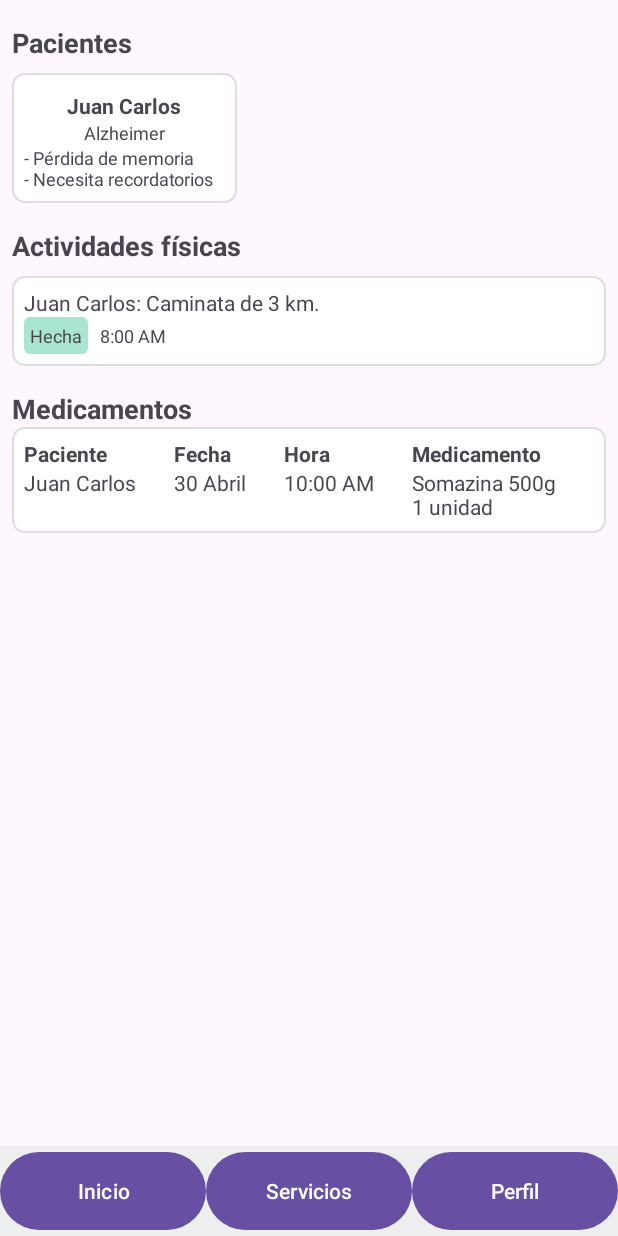
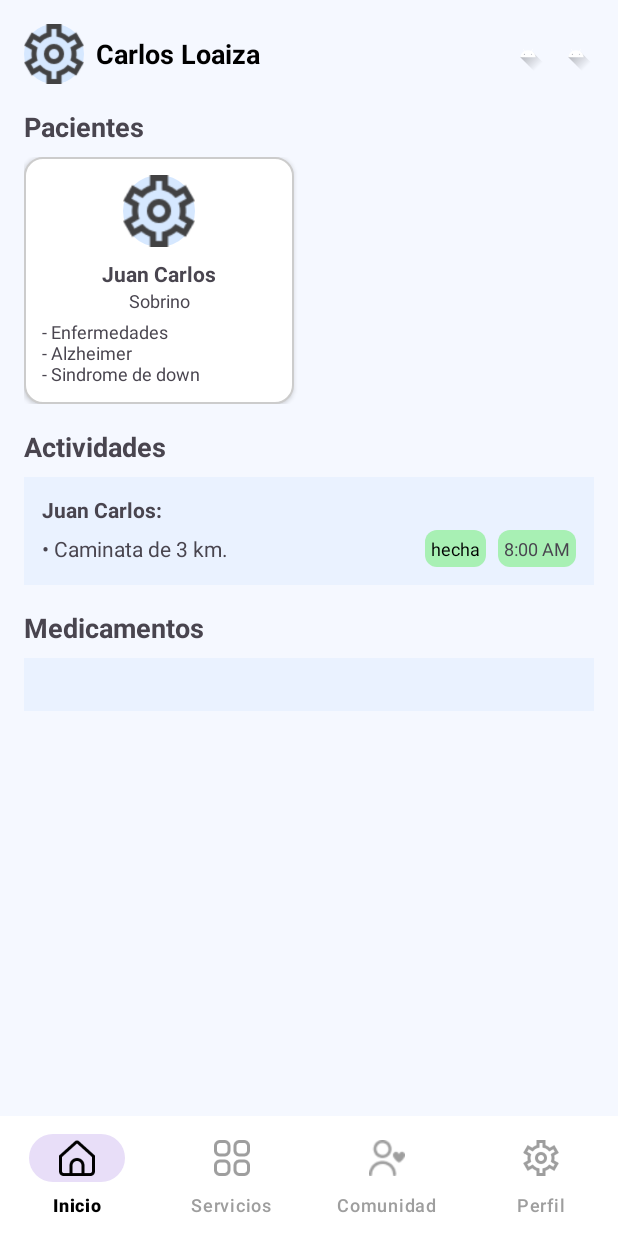
Before and after one commit to Simonghost117/Qfinder_Android, an Android app: the screen it shows after launch (MainActivity), on a phone screen of 412 x 824 dp. Run offline under Robolectric (Android 15) with nearby library versions, the phone set to English and light mode, and no system bars.

Commit message:
Se agrego menu inferior y esquema basico  del dashboard

```diff
--- a/app/src/main/java/com/sena/qfinder/controller/MainActivity.java
+++ b/app/src/main/java/com/sena/qfinder/controller/MainActivity.java
@@ -1,62 +1,55 @@
 package com.sena.qfinder.controller;
 
 import android.os.Bundle;
-import android.view.View;
-import android.widget.Button;
-
-import androidx.activity.EdgeToEdge;
-import androidx.annotation.NonNull;
 import androidx.appcompat.app.AppCompatActivity;
 import androidx.fragment.app.Fragment;
-import androidx.core.graphics.Insets;
-import androidx.core.view.ViewCompat;
-import androidx.core.view.WindowInsetsCompat;
-
+import com.google.android.material.bottomnavigation.BottomNavigationView;
+import com.google.android.material.navigation.NavigationBarView;
 import com.sena.qfinder.R;
 import com.sena.qfinder.ui.home.DashboardFragment;
-// import com.sena.qfinder.ui.home.HomeFragment;
-// import com.sena.qfinder.ui.home.ProfileFragment;
 
 public class MainActivity extends AppCompatActivity {
 
-    private Button btnHome, btnDashboard, btnProfile;
+    private BottomNavigationView bottomNavigation;
 
     @Override
     protected void onCreate(Bundle savedInstanceState) {
         super.onCreate(savedInstanceState);
-        EdgeToEdge.enable(this);
         setContentView(R.layout.activity_main);
 
-        ViewCompat.setOnApplyWindowInsetsListener(findViewById(R.id.main), (v, insets) -> {
-            Insets systemBars = insets.getInsets(WindowInsetsCompat.Type.systemBars());
-            v.setPadding(systemBars.left, systemBars.top, systemBars.right, systemBars.bottom);
-            return insets;
-        });
-
-        btnHome = findViewById(R.id.btn_home);
-        btnDashboard = findViewById(R.id.btn_dashboard);
-        btnProfile = findViewById(R.id.btn_profile);
+        bottomNavigation = findViewById(R.id.bottom_navigation);
+        bottomNavigation.setOnItemSelectedListener(navListener);
 
         // Fragmento inicial
         if (savedInstanceState == null) {
-            loadFragment(new DashboardFragment());
+            getSupportFragmentManager().beginTransaction()
+                    .replace(R.id.fragment_container, new DashboardFragment())
+                    .commit();
         }
-
-        btnHome.setOnClickListener(view -> {
-            // loadFragment(new HomeFragment());
-        });
-
-        btnDashboard.setOnClickListener(view -> loadFragment(new DashboardFragment()));
-
-        btnProfile.setOnClickListener(view -> {
-            // loadFragment(new ProfileFragment());
-        });
     }
 
-    private void loadFragment(@NonNull Fragment fragment) {
-        getSupportFragmentManager()
-                .beginTransaction()
-                .replace(R.id.fragment_container, fragment)
-                .commit();
-    }
+    private final NavigationBarView.OnItemSelectedListener navListener =
+            item -> {
+                Fragment selectedFragment = null;
+                int itemId = item.getItemId();
+
+                if (itemId == R.id.nav_home) {
+                    selectedFragment = new DashboardFragment();
+                }
+                // else if (itemId == R.id.nav_services) {
+                //     selectedFragment = new ServicesFragment();
+                // } else if (itemId == R.id.nav_community) {
+                //     selectedFragment = new CommunityFragment();
+                // } else if (itemId == R.id.nav_profile) {
+                //     selectedFragment = new ProfileFragment();
+                // }
+
+                if (selectedFragment != null) {
+                    getSupportFragmentManager()
+                            .beginTransaction()
+                            .replace(R.id.fragment_container, selectedFragment)
+                            .commit();
+                }
+                return true; // <-- Mover fuera del bloque if
+            }; // <-- Punto y coma correcto aquí
 }
--- a/app/src/main/java/com/sena/qfinder/ui/home/DashboardFragment.java
+++ b/app/src/main/java/com/sena/qfinder/ui/home/DashboardFragment.java
@@ -10,13 +10,12 @@ import com.sena.qfinder.R;
 public class DashboardFragment extends Fragment {
 
     public DashboardFragment() {
-        // Constructor vacío requerido
+        // Required empty public constructor
     }
 
     @Override
     public View onCreateView(LayoutInflater inflater, ViewGroup container,
                              Bundle savedInstanceState) {
-        // Infla el layout
         return inflater.inflate(R.layout.fragment_dashboard, container, false);
     }
 }
--- a/app/src/main/res/drawable/card_background.xml
+++ b/app/src/main/res/drawable/card_background.xml
@@ -1,5 +1,6 @@
 <shape xmlns:android="http://schemas.android.com/apk/res/android">
     <solid android:color="#FFFFFF"/>
-    <corners android:radius="8dp"/>
-    <stroke android:width="1dp" android:color="#DDDDDD"/>
+    <corners android:radius="12dp"/>
+    <padding android:left="8dp" android:top="8dp" android:right="8dp" android:bottom="8dp"/>
+    <stroke android:width="1dp" android:color="#CCCCCC"/>
 </shape>
--- /dev/null
+++ b/app/src/main/res/drawable/circle_bg.xml
@@ -0,0 +1,3 @@
+<shape xmlns:android="http://schemas.android.com/apk/res/android" android:shape="oval">
+    <solid android:color="#D6E8FF"/>
+</shape>
--- /dev/null
+++ b/app/src/main/res/drawable/green_bg.xml
@@ -0,0 +1,4 @@
+<shape xmlns:android="http://schemas.android.com/apk/res/android">
+    <solid android:color="#A8F0B4"/>
+    <corners android:radius="8dp"/>
+</shape>
--- /dev/null
+++ b/app/src/main/res/drawable/nav_item_color.xml
@@ -0,0 +1,8 @@
+<?xml version="1.0" encoding="utf-8"?>
+<selector xmlns:android="http://schemas.android.com/apk/res/android">
+    <item
+        android:color="@color/colorPrimary"
+        android:state_checked="true"/>
+    <item
+        android:color="@color/iconInactive"/>
+</selector>
--- a/app/src/main/res/layout/activity_main.xml
+++ b/app/src/main/res/layout/activity_main.xml
@@ -1,44 +1,29 @@
 <?xml version="1.0" encoding="utf-8"?>
-<LinearLayout xmlns:android="http://schemas.android.com/apk/res/android"
+<LinearLayout
+    xmlns:android="http://schemas.android.com/apk/res/android"
+    xmlns:app="http://schemas.android.com/apk/res-auto"
     android:id="@+id/main"
-    android:orientation="vertical"
     android:layout_width="match_parent"
-    android:layout_height="match_parent">
+    android:layout_height="match_parent"
+    android:orientation="vertical">
 
-    <!-- Contenedor de Fragment -->
+    <!-- Contenedor de Fragments -->
     <FrameLayout
         android:id="@+id/fragment_container"
         android:layout_width="match_parent"
         android:layout_height="0dp"
         android:layout_weight="1"/>
 
-    <!-- Barra inferior personalizada -->
-    <LinearLayout
-        android:orientation="horizontal"
+    <!-- Barra de navegación inferior -->
+    <com.google.android.material.bottomnavigation.BottomNavigationView
+        android:id="@+id/bottom_navigation"
         android:layout_width="match_parent"
-        android:layout_height="60dp"
-        android:background="#EEEEEE">
-
-        <Button
-            android:id="@+id/btn_home"
-            android:layout_weight="1"
-            android:layout_width="0dp"
-            android:layout_height="match_parent"
-            android:text="Inicio"/>
-
-        <Button
-            android:id="@+id/btn_dashboard"
-            android:layout_weight="1"
-            android:layout_width="0dp"
-            android:layout_height="match_parent"
-            android:text="Servicios"/>
-
-        <Button
-            android:id="@+id/btn_profile"
-            android:layout_weight="1"
-            android:layout_width="0dp"
-            android:layout_height="match_parent"
-            android:text="Perfil"/>
-    </LinearLayout>
+        android:layout_height="wrap_content"
+        android:background="#FFFFFF"
+        app:menu="@menu/bottom_nav_menu"
+        app:iconSize="44dp"
+    app:itemIconTint="@drawable/nav_item_color"
+    app:itemTextColor="@drawable/nav_item_color"
+    app:labelVisibilityMode="labeled"/>
 
 </LinearLayout>
--- a/app/src/main/res/layout/fragment_dashboard.xml
+++ b/app/src/main/res/layout/fragment_dashboard.xml
@@ -2,147 +2,203 @@
 <ScrollView xmlns:android="http://schemas.android.com/apk/res/android"
     android:layout_width="match_parent"
     android:layout_height="match_parent"
-    android:padding="8dp">
+    android:background="#F5F8FF"
+    android:padding="16dp">
 
     <LinearLayout
-        android:orientation="vertical"
         android:layout_width="match_parent"
-        android:layout_height="wrap_content">
+        android:layout_height="wrap_content"
+        android:orientation="vertical">
 
-        <!-- Pacientes -->
+        <!-- HEADER -->
+        <LinearLayout
+            android:layout_width="match_parent"
+            android:layout_height="wrap_content"
+            android:orientation="horizontal"
+            android:gravity="center_vertical"
+            android:layout_marginBottom="16dp">
+
+            <ImageView
+                android:layout_width="40dp"
+                android:layout_height="40dp"
+                android:src="@drawable/perfil"
+                android:layout_marginEnd="8dp"
+                android:background="@drawable/circle_bg" />
+
+            <TextView
+                android:layout_width="0dp"
+                android:layout_height="wrap_content"
+                android:layout_weight="1"
+                android:text="Carlos Loaiza"
+                android:textSize="18sp"
+                android:textStyle="bold"
+                android:textColor="#000000"/>
+
+            <ImageView
+                android:layout_width="24dp"
+                android:layout_height="24dp"
+                android:src="@drawable/ic_launcher_foreground"
+                android:layout_marginEnd="8dp"/>
+
+            <ImageView
+                android:layout_width="24dp"
+                android:layout_height="24dp"
+                android:src="@drawable/ic_launcher_foreground"/>
+        </LinearLayout>
+
+        <!-- PACIENTES -->
         <TextView
+            android:layout_width="wrap_content"
+            android:layout_height="wrap_content"
             android:text="Pacientes"
             android:textStyle="bold"
             android:textSize="18sp"
-            android:layout_marginTop="8dp"
-            android:layout_width="wrap_content"
-            android:layout_height="wrap_content"/>
+            android:layout_marginBottom="8dp"/>
 
         <HorizontalScrollView
             android:layout_width="match_parent"
             android:layout_height="wrap_content"
-            android:layout_marginVertical="8dp">
+            android:layout_marginBottom="16dp"
+            android:scrollbars="none">
 
             <LinearLayout
-                android:orientation="horizontal"
                 android:layout_width="wrap_content"
-                android:layout_height="wrap_content">
+                android:layout_height="wrap_content"
+                android:orientation="horizontal">
 
-                <!-- Card Paciente -->
+                <!-- Tarjeta 1 -->
                 <LinearLayout
+                    android:layout_width="180dp"
+                    android:layout_height="wrap_content"
                     android:orientation="vertical"
-                    android:padding="8dp"
+                    android:padding="12dp"
                     android:layout_marginEnd="8dp"
                     android:background="@drawable/card_background"
-                    android:layout_width="150dp"
-                    android:layout_height="wrap_content">
+                    android:elevation="2dp">
 
-<!--                    <ImageView-->
-<!--                        android:src="@drawable/ic_person"-->
-<!--                        android:layout_width="80dp"-->
-<!--                        android:layout_height="80dp"-->
-<!--                        android:layout_gravity="center"/>-->
+                    <ImageView
+                        android:layout_width="48dp"
+                        android:layout_height="48dp"
+                        android:src="@drawable/perfil"
+                        android:layout_gravity="center_horizontal"
+                        android:background="@drawable/circle_bg" />
 
                     <TextView
+                        android:layout_width="match_parent"
+                        android:layout_height="wrap_content"
                         android:text="Juan Carlos"
                         android:textStyle="bold"
-                        android:layout_marginTop="4dp"
                         android:gravity="center"
-                        android:layout_width="match_parent"
-                        android:layout_height="wrap_content"/>
+                        android:layout_marginTop="8dp"/>
 
                     <TextView
-                        android:text="Alzheimer"
-                        android:gravity="center"
+                        android:layout_width="match_parent"
+                        android:layout_height="wrap_content"
+                        android:text="Sobrino"
                         android:textSize="12sp"
-                        android:layout_width="match_parent"
-                        android:layout_height="wrap_content"/>
+                        android:gravity="center"/>
 
                     <TextView
-                        android:text="- Pérdida de memoria\n- Necesita recordatorios"
+                        android:layout_width="match_parent"
+                        android:layout_height="wrap_content"
+                        android:text="- Enfermedades\n- Alzheimer\n- Sindrome de down"
                         android:textSize="12sp"
-                        android:layout_width="match_parent"
-                        android:layout_height="wrap_content"/>
+                        android:layout_marginTop="4dp"/>
                 </LinearLayout>
+
+                <!-- Repite más tarjetas si deseas -->
 
             </LinearLayout>
         </HorizontalScrollView>
 
-        <!-- Actividades físicas -->
+        <!-- ACTIVIDADES -->
         <TextView
-            android:text="Actividades físicas"
+            android:layout_width="wrap_content"
+            android:layout_height="wrap_content"
+            android:text="Actividades"
             android:textStyle="bold"
             android:textSize="18sp"
-            android:layout_marginTop="8dp"
-            android:layout_width="wrap_content"
-            android:layout_height="wrap_content"/>
+            android:layout_marginBottom="8dp"/>
 
         <LinearLayout
+            android:layout_width="match_parent"
+            android:layout_height="wrap_content"
             android:orientation="vertical"
-            android:layout_marginVertical="8dp"
-            android:background="@drawable/card_background"
-            android:padding="8dp"
-            android:layout_width="match_parent"
-            android:layout_height="wrap_content">
+            android:background="#EAF2FF"
+            android:padding="12dp"
+            android:layout_marginBottom="16dp">
 
             <TextView
-                android:text="Juan Carlos: Caminata de 3 km."
                 android:layout_width="wrap_content"
-                android:layout_height="wrap_content"/>
+                android:layout_height="wrap_content"
+                android:text="Juan Carlos:"
+                android:textStyle="bold"/>
 
             <LinearLayout
+                android:layout_width="match_parent"
+                android:layout_height="wrap_content"
                 android:orientation="horizontal"
-                android:layout_width="wrap_content"
-                android:layout_height="wrap_content">
+                android:gravity="center_vertical"
+                android:layout_marginTop="4dp">
 
                 <TextView
-                    android:text="Hecha"
-                    android:background="@drawable/status_background"
+                    android:layout_width="0dp"
+                    android:layout_height="wrap_content"
+                    android:layout_weight="1"
+                    android:text="• Caminata de 3 km."/>
+
+                <TextView
+                    android:layout_width="wrap_content"
+                    android:layout_height="wrap_content"
+                    android:text="hecha"
                     android:padding="4dp"
                     android:textSize="12sp"
-                    android:layout_marginEnd="8dp"
-                    android:layout_width="wrap_content"
-                    android:layout_height="wrap_content"/>
+                    android:background="@drawable/green_bg"
+                    android:textColor="#000000"
+                    android:layout_marginEnd="8dp"/>
 
                 <TextView
+                    android:layout_width="wrap_content"
+                    android:layout_height="wrap_content"
                     android:text="8:00 AM"
-                    android:textSize="12sp"
-                    android:layout_width="wrap_content"
-                    android:layout_height="wrap_content"/>
+                    android:background="@drawable/green_bg"
+                    android:padding="4dp"
+                    android:textSize="12sp"/>
             </LinearLayout>
         </LinearLayout>
 
-        <!-- Medicamentos -->
+        <!-- MEDICAMENTOS -->
         <TextView
+            android:layout_width="wrap_content"
+            android:layout_height="wrap_content"
             android:text="Medicamentos"
             android:textStyle="bold"
             android:textSize="18sp"
-            android:layout_marginTop="8dp"
-            android:layout_width="wrap_content"
-            android:layout_height="wrap_content"/>
+            android:layout_marginBottom="8dp"/>
 
         <TableLayout
             android:layout_width="match_parent"
             android:layout_height="wrap_content"
             android:stretchColumns="*"
-            android:background="@drawable/card_background"
+            android:background="#EAF2FF"
             android:padding="8dp">
 
+<!--            <TableRow>-->
+<!--                <TextView text="Paciente" style="@style/TableHeader"/>-->
+<!--                <TextView text="Fecha" style="@style/TableHeader"/>-->
+<!--                <TextView text="Hora" style="@style/TableHeader"/>-->
+<!--                <TextView text="Medicamento" style="@style/TableHeader"/>-->
+<!--            </TableRow>-->
+
             <TableRow>
-                <TextView android:text="Paciente" android:textStyle="bold"/>
-                <TextView android:text="Fecha" android:textStyle="bold"/>
-                <TextView android:text="Hora" android:textStyle="bold"/>
-                <TextView android:text="Medicamento" android:textStyle="bold"/>
+                <TextView text="Juan Carlos"/>
+                <TextView text="30 abril"/>
+                <TextView text="10:00 am"/>
+                <TextView text="Somazina 500g\n1 unidad"/>
             </TableRow>
 
-            <TableRow>
-                <TextView android:text="Juan Carlos"/>
-                <TextView android:text="30 Abril"/>
-                <TextView android:text="10:00 AM"/>
-                <TextView android:text="Somazina 500g\n1 unidad"/>
-            </TableRow>
+            <!-- Puedes agregar más filas -->
 
         </TableLayout>
-
     </LinearLayout>
 </ScrollView>
--- a/app/src/main/res/menu/bottom_nav_menu.xml
+++ b/app/src/main/res/menu/bottom_nav_menu.xml
@@ -1,19 +1,28 @@
 <?xml version="1.0" encoding="utf-8"?>
 <menu xmlns:android="http://schemas.android.com/apk/res/android">
 
-<!--    <item-->
-<!--        android:id="@+id/nav_home"-->
-<!--        android:icon="@drawable/ic_home"-->
-<!--        android:title="Inicio"/>-->
+    <!-- Ítem Inicio -->
+    <item
+        android:id="@+id/nav_home"
+        android:icon="@drawable/inicio"
+    android:title="Inicio"/>
 
-<!--    <item-->
-<!--        android:id="@+id/nav_dashboard"-->
-<!--        android:icon="@drawable/ic_community"-->
-<!--        android:title="Comunidad"/>-->
+    <!-- Ítem Servicios -->
+    <item
+        android:id="@+id/nav_services"
+        android:icon="@drawable/servicios"
+        android:title="Servicios"/>
 
-<!--    <item-->
-<!--        android:id="@+id/nav_profile"-->
-<!--        android:icon="@drawable/ic_profile"-->
-<!--        android:title="Perfil"/>-->
+    <!-- Ítem Comunidad -->
+    <item
+        android:id="@+id/nav_community"
+        android:icon="@drawable/comunidad"
+        android:title="Comunidad"/>
+
+    <!-- Ítem Perfil -->
+    <item
+        android:id="@+id/nav_profile"
+        android:icon="@drawable/perfil"
+        android:title="Perfil"/>
 
 </menu>
--- a/app/src/main/res/values/colors.xml
+++ b/app/src/main/res/values/colors.xml
@@ -2,4 +2,6 @@
 <resources>
     <color name="black">#FF000000</color>
     <color name="white">#FFFFFFFF</color>
+    <color name="colorPrimary">#FF000000</color>
+    <color name="iconInactive">#9E9E9E</color>
 </resources>
--- /dev/null
+++ b/app/src/main/res/values/styles.xml
@@ -0,0 +1,25 @@
+<resources>
+    <!-- Estilo para encabezados de tabla -->
+    <style name="TableHeaderStyle">
+        <item name="android:textColor">#000000</item>
+        <item name="android:background">#EEEEEE</item>
+        <item name="android:textStyle">bold</item>
+        <item name="android:padding">8dp</item>
+        <item name="android:gravity">center</item>
+    </style>
+
+    <!-- Estilo para filas de tabla -->
+    <style name="TableRowStyle">
+        <item name="android:textColor">#444444</item>
+        <item name="android:padding">8dp</item>
+        <item name="android:background">@android:color/white</item>
+    </style>
+
+    <!-- Estilo para tablas -->
+    <style name="MyTableStyle">
+        <item name="android:layout_marginTop">16dp</item>
+        <item name="android:layout_marginBottom">16dp</item>
+        <item name="android:stretchColumns">*</item>
+        <item name="android:shrinkColumns">*</item>
+    </style>
+</resources>
```
Also changed, not shown: app/src/main/res/drawable/comunidad.png (added), app/src/main/res/drawable/comunidadselec.png (added), app/src/main/res/drawable/inicio.png (added), app/src/main/res/drawable/inicioselec.png (added), app/src/main/res/drawable/perfil.png (added), app/src/main/res/drawable/perfilselec.png (added), app/src/main/res/drawable/servicios.png (added), app/src/main/res/drawable/serviciosselec.png (added).
